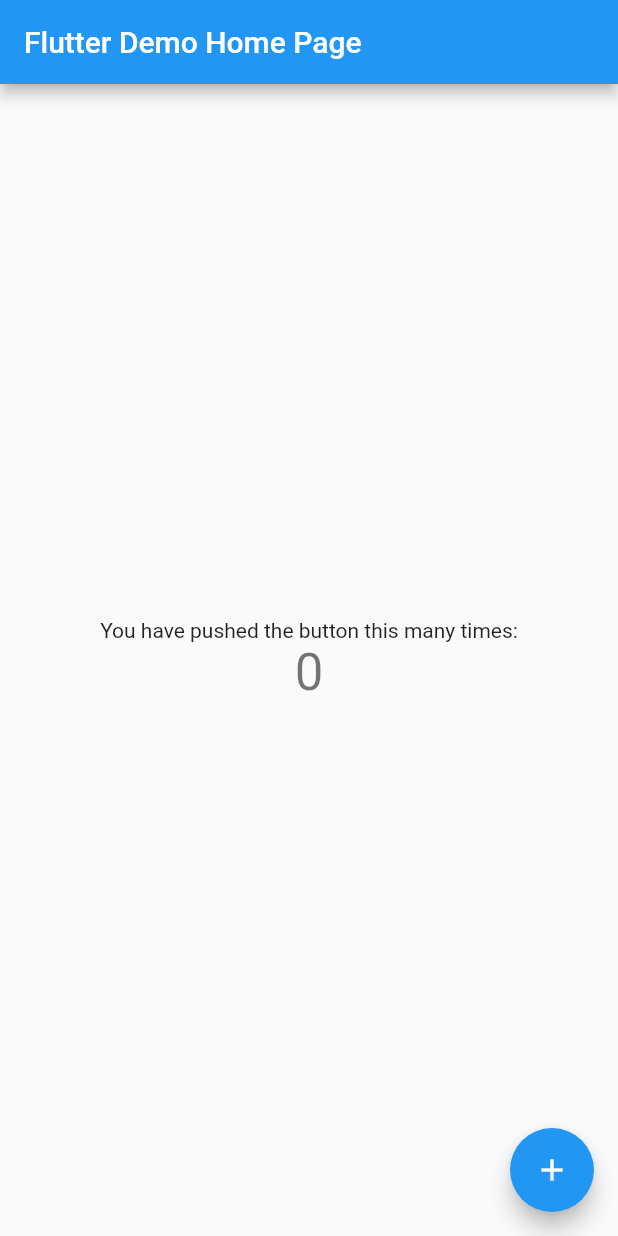
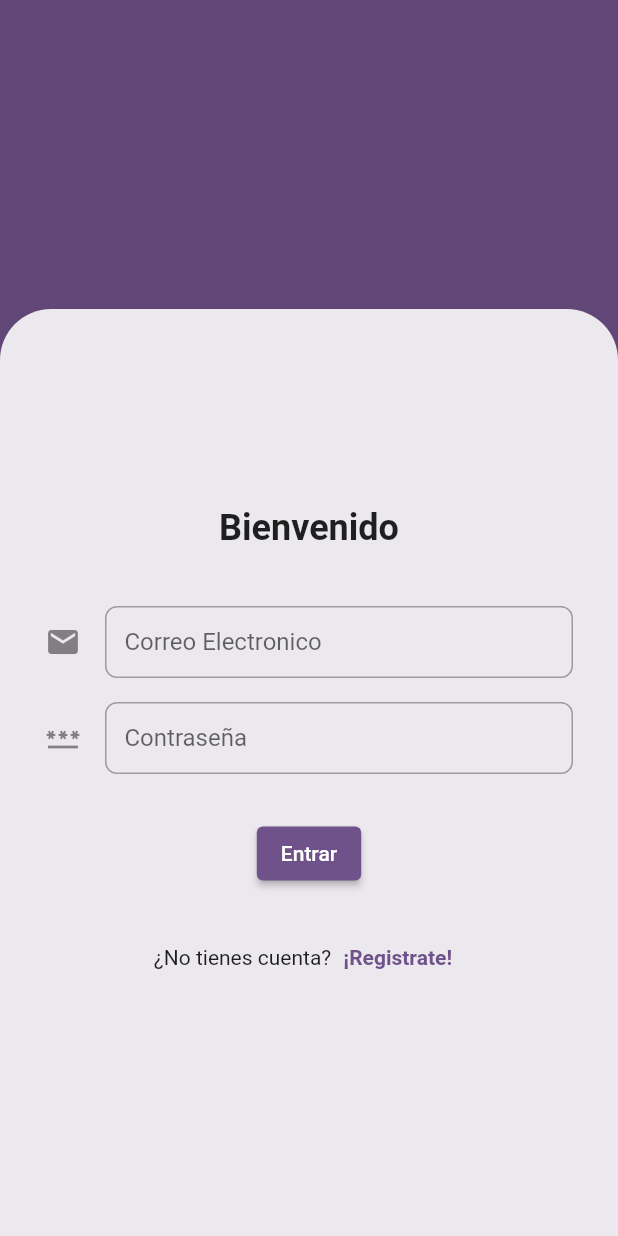
Before and after one commit to arnoldus-r/phrasis-frontend, a Flutter app: the screen it shows after launch, on a phone screen of 412 x 824 dp. Run offline on Flutter 3.47's test engine with Material 2 defaults, Android fonts, the phone set to English and light mode, and no system bars.

```diff
--- a/lib/main.dart
+++ b/lib/main.dart
@@ -1,115 +1,232 @@
 import 'package:flutter/material.dart';
 
-void main() {
-  runApp(const MyApp());
-}
+const phPrimary = Color(0xFF604777);
+const phSecondary = Color(0xFFEBE8EE);
+
+void main() => runApp(const MyApp());
 
 class MyApp extends StatelessWidget {
   const MyApp({super.key});
 
-  // This widget is the root of your application.
   @override
   Widget build(BuildContext context) {
     return MaterialApp(
-      title: 'Flutter Demo',
-      theme: ThemeData(
-        // This is the theme of your application.
-        //
-        // Try running your application with "flutter run". You'll see the
-        // application has a blue toolbar. Then, without quitting the app, try
-        // changing the primarySwatch below to Colors.green and then invoke
-        // "hot reload" (press "r" in the console where you ran "flutter run",
-        // or simply save your changes to "hot reload" in a Flutter IDE).
-        // Notice that the counter didn't reset back to zero; the application
-        // is not restarted.
-        primarySwatch: Colors.blue,
+      title: 'Pharasis',
+      theme: ThemeData.from(
+        colorScheme: ColorScheme.fromSeed(
+          seedColor: phPrimary,
+          brightness: Brightness.light,
         ),
-      home: const MyHomePage(title: 'Flutter Demo Home Page'),
+      ),
+      home: Login(),
     );
   }
 }
 
-class MyHomePage extends StatefulWidget {
-  const MyHomePage({super.key, required this.title});
-
-  // This widget is the home page of your application. It is stateful, meaning
-  // that it has a State object (defined below) that contains fields that affect
-  // how it looks.
-
-  // This class is the configuration for the state. It holds the values (in this
-  // case the title) provided by the parent (in this case the App widget) and
-  // used by the build method of the State. Fields in a Widget subclass are
-  // always marked "final".
-
-  final String title;
+class Login extends StatefulWidget {
+  const Login({super.key});
 
   @override
-  State<MyHomePage> createState() => _MyHomePageState();
+  State<Login> createState() => _Login();
 }
 
-class _MyHomePageState extends State<MyHomePage> {
-  int _counter = 0;
-
-  void _incrementCounter() {
-    setState(() {
-      // This call to setState tells the Flutter framework that something has
-      // changed in this State, which causes it to rerun the build method below
-      // so that the display can reflect the updated values. If we changed
-      // _counter without calling setState(), then the build method would not be
-      // called again, and so nothing would appear to happen.
-      _counter++;
-    });
-  }
+class _Login extends State<Login> {
+  final _formKey = GlobalKey<FormState>();
+  TextEditingController emailController = TextEditingController();
+  TextEditingController passwordController = TextEditingController();
 
   @override
   Widget build(BuildContext context) {
-    // This method is rerun every time setState is called, for instance as done
-    // by the _incrementCounter method above.
-    //
-    // The Flutter framework has been optimized to make rerunning build methods
-    // fast, so that you can just rebuild anything that needs updating rather
-    // than having to individually change instances of widgets.
-    return Scaffold(
-      appBar: AppBar(
-        // Here we take the value from the MyHomePage object that was created by
-        // the App.build method, and use it to set our appbar title.
-        title: Text(widget.title),
+    return GestureDetector(
+      onTap: () => FocusManager.instance.primaryFocus?.unfocus(),
+      child: Scaffold(
+        backgroundColor: phPrimary,
+        body: SafeArea(
+          child: Align(
+            alignment: AlignmentDirectional(0, 1),
+            child: Container(
+              decoration: BoxDecoration(
+                borderRadius: BorderRadius.vertical(
+                  top: Radius.circular(34),
+                  bottom: Radius.circular(0),
                 ),
-      body: Center(
-        // Center is a layout widget. It takes a single child and positions it
-        // in the middle of the parent.
+                color: phSecondary,
+              ),
+              width: double.infinity,
+              height: MediaQuery.of(context).size.height * 0.75,
               child: Column(
-          // Column is also a layout widget. It takes a list of children and
-          // arranges them vertically. By default, it sizes itself to fit its
-          // children horizontally, and tries to be as tall as its parent.
-          //
-          // Invoke "debug painting" (press "p" in the console, choose the
-          // "Toggle Debug Paint" action from the Flutter Inspector in Android
-          // Studio, or the "Toggle Debug Paint" command in Visual Studio Code)
-          // to see the wireframe for each widget.
-          //
-          // Column has various properties to control how it sizes itself and
-          // how it positions its children. Here we use mainAxisAlignment to
-          // center the children vertically; the main axis here is the vertical
-          // axis because Columns are vertical (the cross axis would be
-          // horizontal).
+                mainAxisAlignment: MainAxisAlignment.center,
+                crossAxisAlignment: CrossAxisAlignment.center,
+                children: <Widget>[
+                  Text(
+                    'Bienvenido',
+                    style: TextStyle(
+                      fontSize: 24,
+                      fontWeight: FontWeight.bold,
+                    ),
+                  ),
+                  Form(
+                    key: _formKey,
+                    child: Padding(
+                      padding: const EdgeInsets.all(30.0),
+                      child: Column(
+                        mainAxisAlignment: MainAxisAlignment.center,
+                        crossAxisAlignment: CrossAxisAlignment.center,
+                        children: <Widget>[
+                          Padding(
+                            padding: EdgeInsets.symmetric(
+                                horizontal: 0, vertical: 8),
+                            child: TextFormField(
+                              decoration: InputDecoration(
+                                border: OutlineInputBorder(
+                                  borderRadius: BorderRadius.circular(8.0),
+                                ),
+                                icon: Icon(Icons.email),
+                                labelText: 'Correo Electronico',
+                                contentPadding: EdgeInsets.symmetric(
+                                    vertical: 8, horizontal: 13),
+                              ),
+                              validator: (value) {
+                                if (value == null || value.isEmpty) {
+                                  return 'Please enter your email';
+                                }
+                                return null;
+                              },
+                              style: TextStyle(fontSize: 16),
+                            ),
+                          ),
+                          Padding(
+                            padding: EdgeInsets.symmetric(
+                                horizontal: 0, vertical: 8),
+                            child: TextFormField(
+                              decoration: InputDecoration(
+                                border: OutlineInputBorder(
+                                  borderRadius: BorderRadius.circular(8.0),
+                                ),
+                                icon: Icon(Icons.password),
+                                contentPadding: EdgeInsets.symmetric(
+                                    vertical: 8, horizontal: 13),
+                                labelText: 'Contraseña',
+                              ),
+                              validator: (value) {
+                                if (value == null || value.isEmpty) {
+                                  return 'Please enter your email';
+                                }
+                                return null;
+                              },
+                              style: TextStyle(fontSize: 16),
+                            ),
+                          ),
+                          Padding(
+                            padding: EdgeInsets.symmetric(
+                                horizontal: 0, vertical: 21),
+                            child: ElevatedButton(
+                              onPressed: () {
+                                if (_formKey.currentState!.validate()) {
+                                  Navigator.push(
+                                    context,
+                                    MaterialPageRoute(
+                                        builder: (context) => HomePage(
+                                              email: emailController.text,
+                                            )),
+                                  );
+                                } else {
+                                  ScaffoldMessenger.of(context).showSnackBar(
+                                    const SnackBar(
+                                        content: Text('Please fill input')),
+                                  );
+                                }
+                              },
+                              child: Text('Entrar'),
+                            ),
+                          ),
+                          Align(
+                            alignment: AlignmentDirectional(0, 1),
+                            child: Column(
                               mainAxisAlignment: MainAxisAlignment.center,
                               children: <Widget>[
-            const Text(
-              'You have pushed the button this many times:',
+                                Row(
+                                  children: <Widget>[
+                                    const Text('¿No tienes cuenta?'),
+                                    TextButton(
+                                      child: const Text(
+                                        '¡Registrate!',
+                                        style: TextStyle(
+                                            fontWeight: FontWeight.bold),
                                       ),
-            Text(
-              '$_counter',
-              style: Theme.of(context).textTheme.headlineMedium,
+                                      onPressed: () {
+                                        Navigator.push(
+                                          context,
+                                          MaterialPageRoute(
+                                              builder: (context) => Signin()),
+                                        );
+                                      },
+                                    )
+                                  ],
+                                  mainAxisAlignment: MainAxisAlignment.center,
                                 ),
                               ],
                             ),
                           ),
-      floatingActionButton: FloatingActionButton(
-        onPressed: _incrementCounter,
-        tooltip: 'Increment',
-        child: const Icon(Icons.add),
-      ), // This trailing comma makes auto-formatting nicer for build methods.
+                        ],
+                      ),
+                    ),
+                  ),
+                ],
+              ),
+            ),
+          ),
+        ),
+      ),
     );
   }
 }
+
+class HomePage extends StatelessWidget {
+  const HomePage({super.key, required this.email});
+
+  final String email;
+
+  @override
+  Widget build(BuildContext context) {
+    return Scaffold(
+        appBar: AppBar(
+          title: const Text('Home Page'),
+        ),
+        body: Column(
+          children: [
+            Text(email),
+            Center(
+              child: ElevatedButton(
+                onPressed: () {
+                  Navigator.pop(context);
+                },
+                child: const Text("Go back!"),
+              ),
+            ),
+          ],
+        ));
+  }
+}
+
+class Signin extends StatelessWidget {
+  const Signin({super.key});
+
+  @override
+  Widget build(BuildContext context) {
+    return Scaffold(
+        body: Column(
+      children: [
+        Text("Signin"),
+        Center(
+          child: ElevatedButton(
+            onPressed: () {
+              Navigator.pop(context);
+            },
+            child: const Text("Go back!"),
+          ),
+        ),
+      ],
+    ));
+  }
+}
```
Lines whose indentation alone changed are shown as unchanged.
